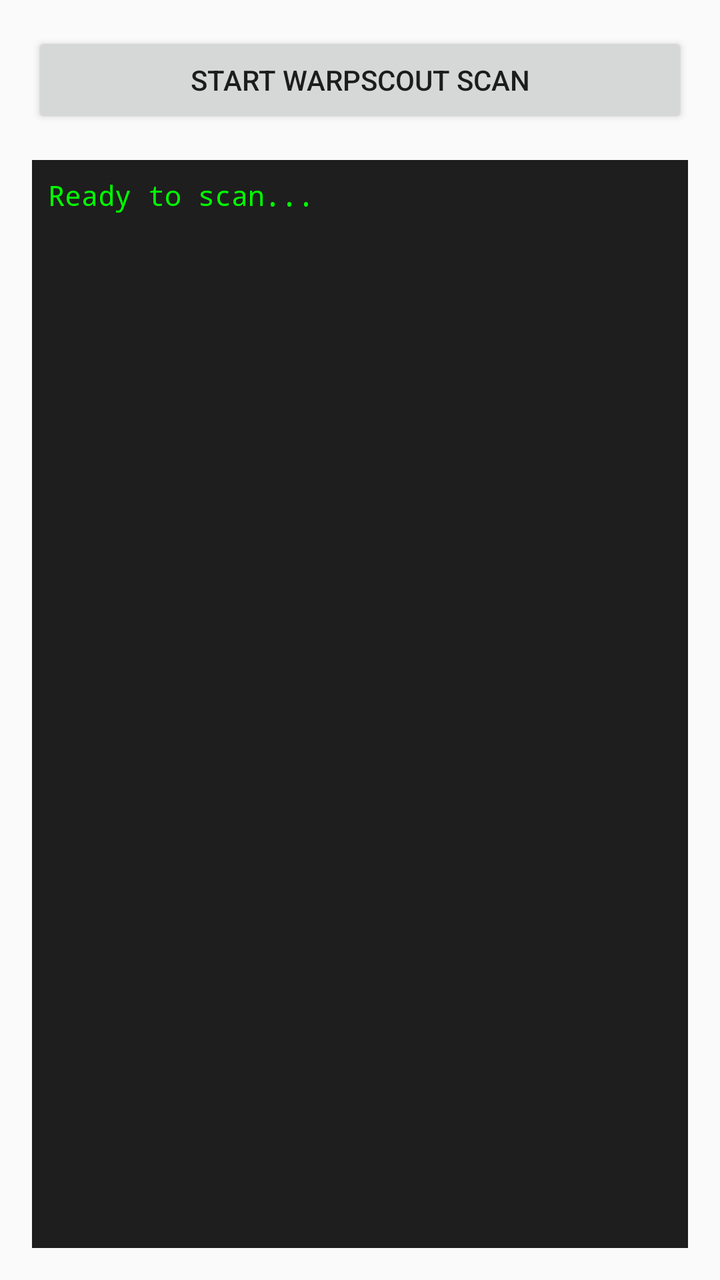
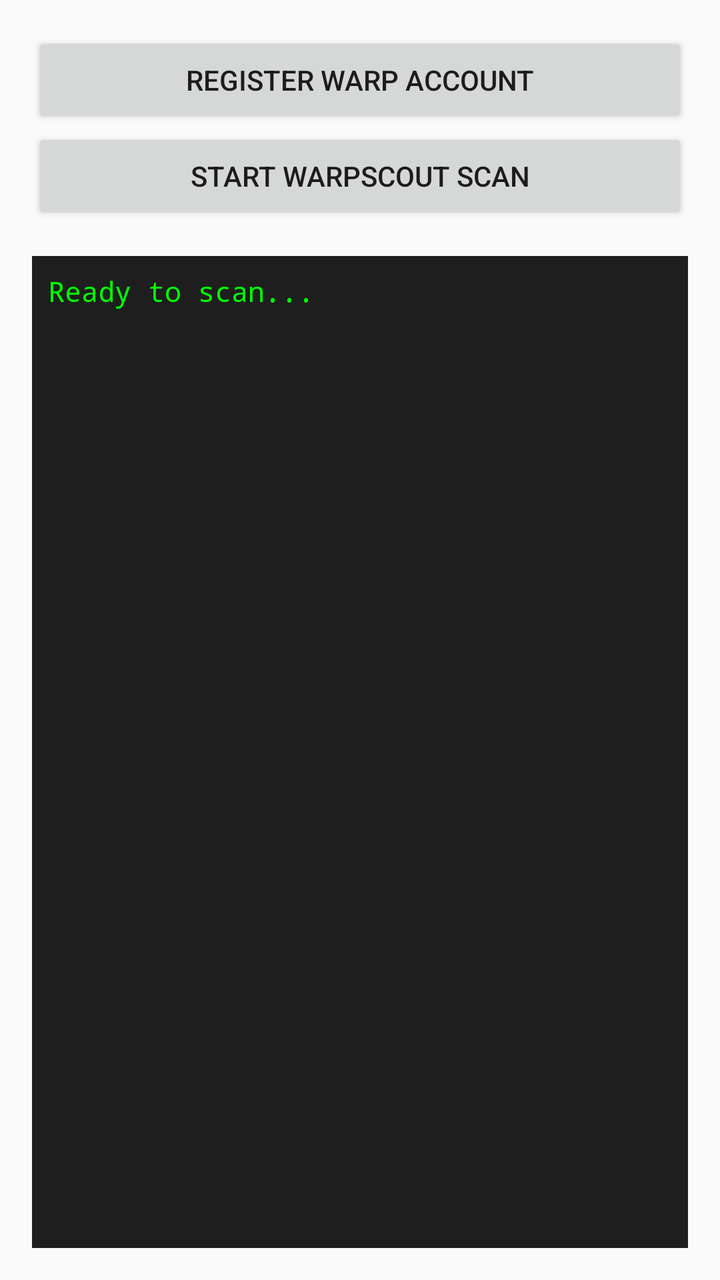

The first picture is an Android layout as it rendered before a commit; the second is the same layout after the commit. The layout source and the unified diff follow.
<!-- AndroidManifest.xml: application theme Theme.AppCompat.DayNight.DarkActionBar -->
<!-- res/layout/activity_main.xml -->
<?xml version="1.0" encoding="utf-8"?>
<LinearLayout xmlns:android="http://schemas.android.com/apk/res/android"
    android:layout_width="match_parent"
    android:layout_height="match_parent"
    android:orientation="vertical"
    android:padding="16dp">

    <Button
        android:id="@+id/btnScan"
        android:layout_width="match_parent"
        android:layout_height="wrap_content"
        android:text="Start WarpScout Scan" />

    <ScrollView
        android:layout_width="match_parent"
        android:layout_height="match_parent"
        android:layout_marginTop="16dp"
        android:background="#1E1E1E">

        <TextView
            android:id="@+id/tvOutput"
            android:layout_width="match_parent"
            android:layout_height="wrap_content"
            android:padding="8dp"
            android:textColor="#00FF00"
            android:fontFamily="monospace"
            android:text="Ready to scan...\n" />
    </ScrollView>
</LinearLayout>
<!-- resources referenced by this layout -->
<resources>

</resources>

<!-- the commit's change to res/layout/activity_main.xml (unified diff, before → after) -->
@@ -4,6 +4,12 @@
     android:layout_height="match_parent"
     android:orientation="vertical"
     android:padding="16dp">
+
+    <Button
+        android:id="@+id/btnRegister"
+        android:layout_width="match_parent"
+        android:layout_height="wrap_content"
+        android:text="Register Warp Account" />
 
     <Button
         android:id="@+id/btnScan"
